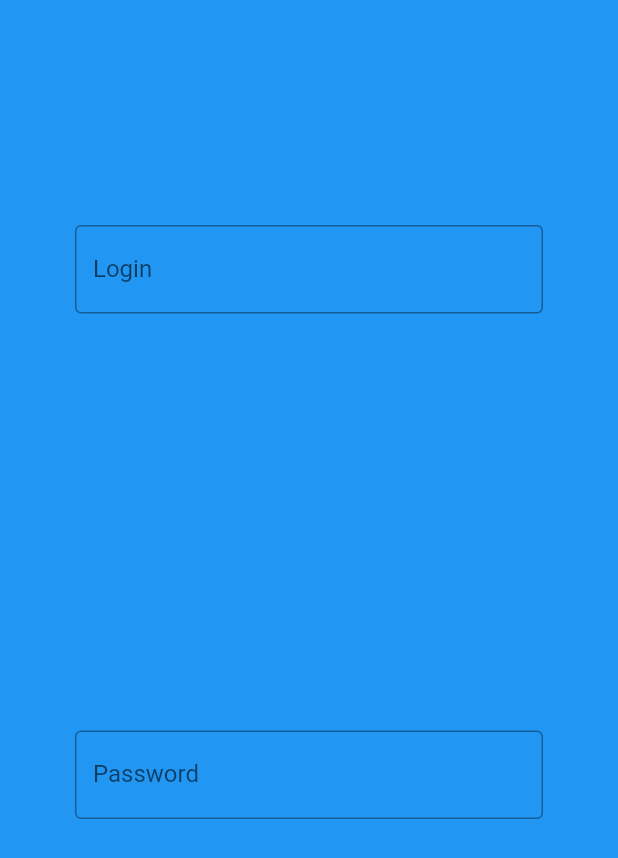
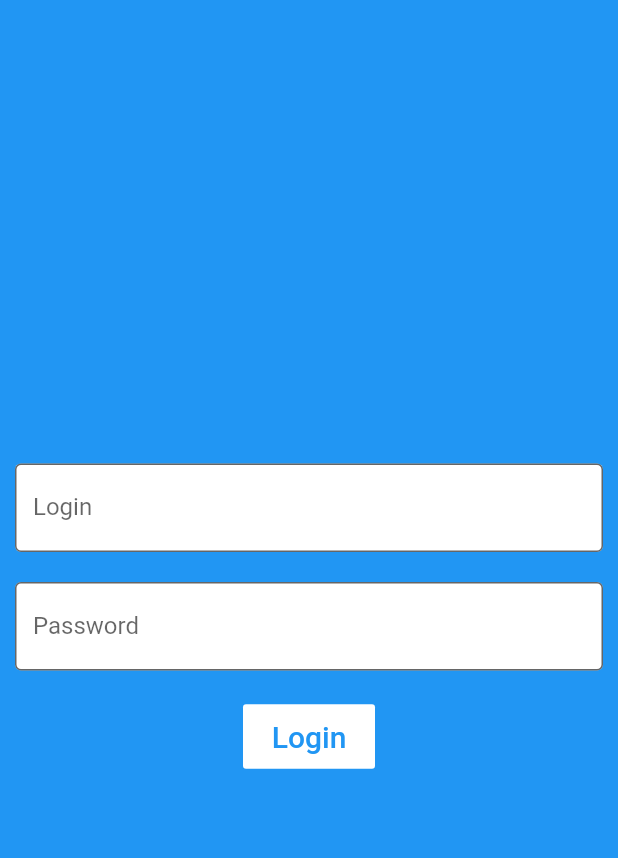
Before and after one commit to Llacoste2000/TeamsTodo-Project, a Flutter app: the screen it shows after launch, on a phone screen of 412 x 824 dp. Shown: the top 858 px of the screen. Run offline on Flutter 3.47's test engine with Material 2 defaults, Android fonts, the phone set to English and light mode, and no system bars.

Commit message:
feat: route works

```diff
--- a/lib/login.dart
+++ b/lib/login.dart
@@ -6,28 +6,54 @@ class Login extends StatelessWidget {
     return new Scaffold(
         body: Container(
             color: Colors.blue,
-            padding: EdgeInsets.only(left: 50, right: 50, top: 150),
+            alignment: Alignment.center,
             child: Column(
+              crossAxisAlignment: CrossAxisAlignment.center,
+              mainAxisAlignment: MainAxisAlignment.center,
               children: <Widget>[
-                Expanded(
+                Container(
+                    padding: EdgeInsets.all(10),
                     child: TextField(
-                  obscureText: false,
                       decoration: InputDecoration(
                         fillColor: Colors.white,
-                    focusColor: Colors.white,
+                        filled: true,
                         border: OutlineInputBorder(),
                         labelText: 'Login',
                       ),
                     )),
-                Expanded(
+                Container(
+                    padding: EdgeInsets.all(10),
                     child: TextField(
                       obscureText: true,
                       decoration: InputDecoration(
+                        fillColor: Colors.white,
+                        filled: true,
                         border: OutlineInputBorder(),
                         labelText: 'Password',
+                      ),
+                    )),
+                Container(
+                    padding: EdgeInsets.all(10),
+                    child: FlatButton(
+                      color: Colors.white,
+                      textColor: Colors.blue,
+                      disabledColor: Colors.grey,
+                      disabledTextColor: Colors.black,
+                      padding: EdgeInsets.all(10.0),
+                      splashColor: Colors.blueAccent,
+                      onPressed: () {
+                        __handleLogin(context);
+                      },
+                      child: Text(
+                        "Login",
+                        style: TextStyle(fontSize: 20.0),
                       ),
                     )),
               ],
             )));
   }
 }
+
+void __handleLogin(BuildContext context) {
+  Navigator.pushNamed(context, '/todo');
+}
--- a/lib/main.dart
+++ b/lib/main.dart
@@ -1,6 +1,5 @@
 import 'package:flutter/material.dart';
-import 'package:todo/login.dart';
-import 'package:todo/todo.dart';
+import 'package:todo/routes/routes.dart';
 
 void main() => runApp(new TodoApp());
 
@@ -11,12 +10,7 @@ class TodoApp extends StatelessWidget {
       // Start the app with the "/" named route. In this case, the app starts
       // on the FirstScreen widget.
       initialRoute: '/',
-      routes: {
-        // When navigating to the "/" route, build the FirstScreen widget.
-        '/': (context) => Login(),
-        // When navigating to the "/second" route, build the SecondScreen widget.
-        '/todo': (context) => TodoList(),
-      },
+      routes: routes,
     );
   }
 }
--- /dev/null
+++ b/lib/routes/routes.dart
@@ -0,0 +1,9 @@
+import 'package:flutter/material.dart';
+
+import '../login.dart';
+import '../todo.dart';
+
+var routes = <String, WidgetBuilder>{
+  '/': (context) => Login(),
+  '/todo': (context) => TodoList(),
+};
```
Lines whose indentation alone changed are shown as unchanged.
